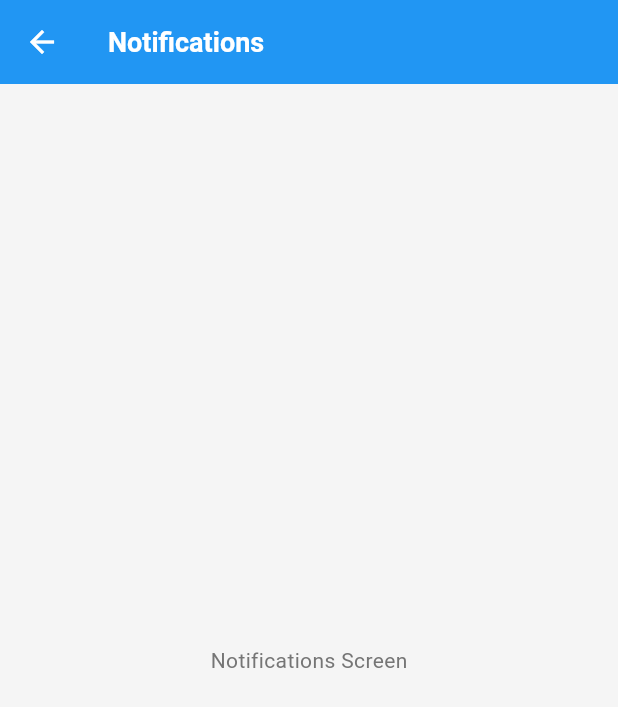
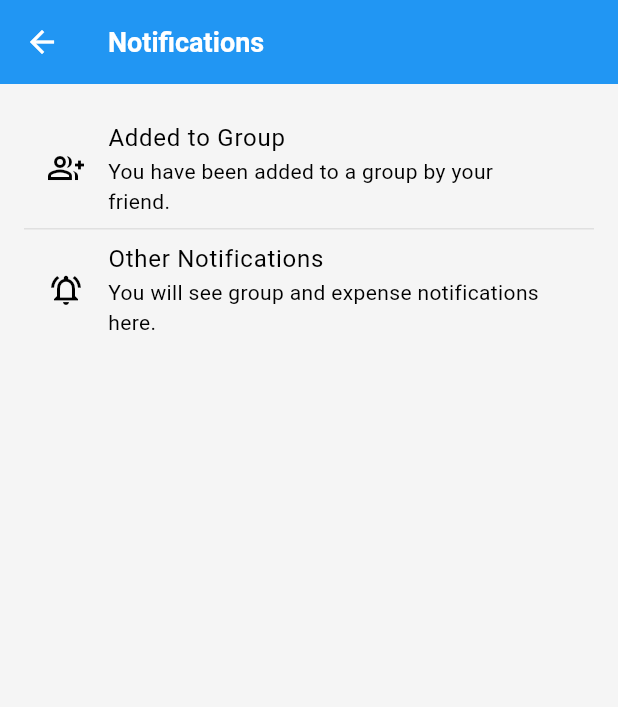
Before and after one commit to Nishanbhattarai498/flutter_finance_app, a Flutter app: the NotificationsScreen screen opened directly, on a phone screen of 412 x 824 dp. Shown: the top 707 px of the screen. Run offline on Flutter 3.47's test engine with Material 3 defaults, Android fonts, the phone set to English and light mode, and no system bars; our stand-ins replace connectivity_plus, fl_chart, shared_preferences, supabase_flutter; accounts and stored records are empty.

Commit message:
enhance profile screens with improved layouts and functionality

```diff
--- a/lib/screens/profile/notifications_screen.dart
+++ b/lib/screens/profile/notifications_screen.dart
@@ -7,7 +7,23 @@ class NotificationsScreen extends StatelessWidget {
   Widget build(BuildContext context) {
     return Scaffold(
       appBar: AppBar(title: const Text('Notifications')),
-      body: const Center(child: Text('Notifications Screen')),
+      body: ListView(
+        padding: const EdgeInsets.all(16.0),
+        children: const [
+          ListTile(
+            leading: Icon(Icons.group_add_outlined),
+            title: Text('Added to Group'),
+            subtitle: Text('You have been added to a group by your friend.'),
+          ),
+          Divider(),
+          ListTile(
+            leading: Icon(Icons.notifications_active_outlined),
+            title: Text('Other Notifications'),
+            subtitle:
+                Text('You will see group and expense notifications here.'),
+          ),
+        ],
+      ),
     );
   }
 }
--- a/lib/screens/profile/privacy_screen.dart
+++ b/lib/screens/profile/privacy_screen.dart
@@ -7,7 +7,23 @@ class PrivacyScreen extends StatelessWidget {
   Widget build(BuildContext context) {
     return Scaffold(
       appBar: AppBar(title: const Text('Privacy & Security')),
-      body: const Center(child: Text('Privacy & Security Screen')),
+      body: Padding(
+        padding: const EdgeInsets.all(16.0),
+        child: Column(
+          crossAxisAlignment: CrossAxisAlignment.start,
+          children: const [
+            Text('Your Privacy',
+                style: TextStyle(fontSize: 20, fontWeight: FontWeight.bold)),
+            SizedBox(height: 16),
+            Text(
+                'Your profile details are private and cannot be seen by anyone else.'),
+            SizedBox(height: 16),
+            Text('We do not share your personal information with other users.'),
+            SizedBox(height: 16),
+            Text('You control what information is visible in your profile.'),
+          ],
+        ),
+      ),
     );
   }
 }
```
Also changed, not shown: lib/screens/profile/edit_profile_screen.dart (+38 -1 lines), lib/screens/profile/help_screen.dart (+27 -1 lines), lib/screens/profile/settings_screen.dart (+28 -1 lines).
